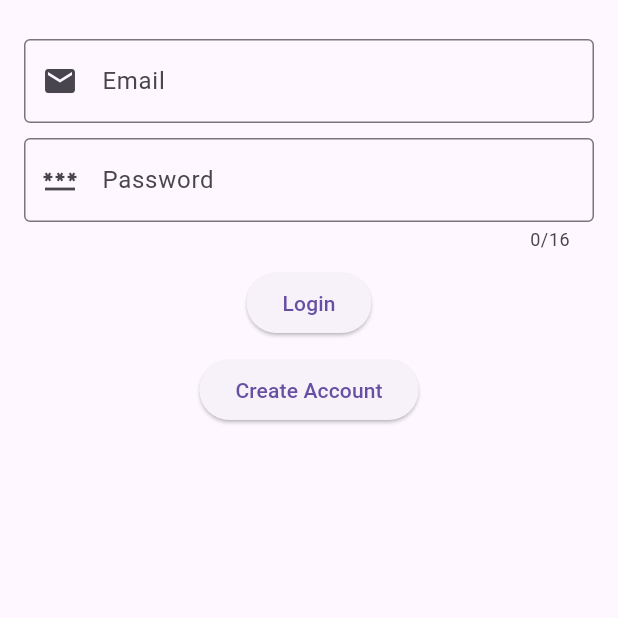
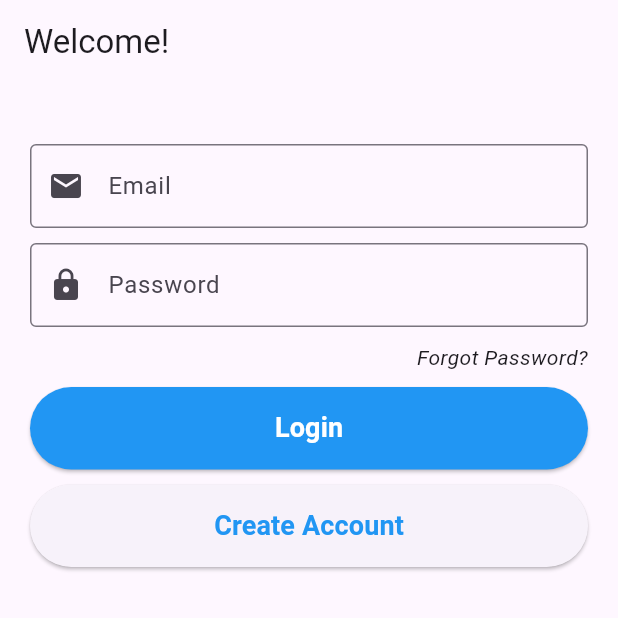
Before and after one commit to GaryXian/Flutter-Real-time-Messaging-and-Video-calls-Application, a Flutter app: the screen it shows after launch, on a phone screen of 412 x 824 dp, the top half of it. Run offline on Flutter 3.47's test engine with Material 3 defaults, Android fonts, the light colour scheme and no system bars; our stand-ins replace cloud_firestore, file_picker, firebase_auth, firebase_core, firebase_storage, image_picker; accounts and stored records are empty.

Commit message:
login ui update and forgot password link added

```diff
--- a/lib/authentication_screens/login_screen.dart
+++ b/lib/authentication_screens/login_screen.dart
@@ -1,4 +1,8 @@
 import 'package:flutter/material.dart';
+import 'package:firebase_auth/firebase_auth.dart';
+import 'package:realtime_message_calling/home/home.dart';
+import 'register_screen.dart';
+//import 'reset_password_screen.dart';
 
 class LoginScreen extends StatefulWidget {
   const LoginScreen({super.key});
@@ -8,57 +12,134 @@ class LoginScreen extends StatefulWidget {
 }
 
 class _LoginScreenState extends State<LoginScreen> {
+  final emailController = TextEditingController();
+  final passwordController = TextEditingController();
+
+  Future<void> login() async {
+    try {
+      await FirebaseAuth.instance.signInWithEmailAndPassword(
+        email: emailController.text.trim(),
+        password: passwordController.text.trim(),
+      );
+      Navigator.pushReplacement(
+        context,
+        MaterialPageRoute(builder: (_) => const HomePage()),
+      );
+    } catch (e) {
+      ScaffoldMessenger.of(context).showSnackBar(
+        SnackBar(content: Text("Login Failed: $e")),
+      );
+    }
+  }
+
+  Future<void> resetPassword() async {
+    if (emailController.text.trim().isEmpty) {
+      ScaffoldMessenger.of(context).showSnackBar(
+        const SnackBar(content: Text("Please enter your email to reset password")),
+      );
+      return;
+    }
+
+    try {
+      await FirebaseAuth.instance.sendPasswordResetEmail(
+        email: emailController.text.trim(),
+      );
+      ScaffoldMessenger.of(context).showSnackBar(
+        const SnackBar(content: Text("Password reset email sent")),
+      );
+    } catch (e) {
+      ScaffoldMessenger.of(context).showSnackBar(
+        SnackBar(content: Text("Error: $e")),
+      );
+    }
+  }
+
+  void goToRegister() {
+    Navigator.push(
+      context,
+      MaterialPageRoute(builder: (_) => const RegisterScreen()),
+    );
+  }
+
   @override
   Widget build(BuildContext context) {
     return Scaffold(
-      body: Container(
-        padding: EdgeInsets.all(16),
-        child: Form(
+      appBar: AppBar(title: const Text("Welcome!")),
+      body: SingleChildScrollView(
+        padding: const EdgeInsets.all(20),
         child: Column(
-            crossAxisAlignment: CrossAxisAlignment.center,
+          crossAxisAlignment: CrossAxisAlignment.end,
           children: [
-              //Image(image: image)
-              SizedBox(height: 10,),
+            const SizedBox(height: 20),
+            // Optional: add a logo or image here
+            // Image.asset('assets/logo.png', height: 100),
+
             TextFormField(
-                maxLines: 1,
+              controller: emailController,
               keyboardType: TextInputType.emailAddress,
-                decoration: InputDecoration(
+              decoration: const InputDecoration(
                 border: OutlineInputBorder(),
                 prefixIcon: Icon(Icons.email),
                 labelText: 'Email',
                 hintText: 'Enter your email',
               ),
             ),
-              SizedBox(height: 10,),
+            const SizedBox(height: 10),
             TextFormField(
+              controller: passwordController,
               maxLength: 16,
-                maxLines: 1,
-                keyboardType: TextInputType.visiblePassword,
-                decoration: InputDecoration(
+              obscureText: true,
+              decoration: const InputDecoration(
                 border: OutlineInputBorder(),
-                  prefixIcon: Icon(Icons.password),
+                prefixIcon: Icon(Icons.lock),
                 labelText: 'Password',
-                  hintText: 'Enter your password'
-
+                hintText: 'Enter your password',
+                counterText: '',
+              ),
+              onFieldSubmitted: (_) => login(),
+            ),
+            const SizedBox(height: 10),
+            const Text(
+              'Forgot Password?',
+              style: TextStyle(
+                fontStyle: FontStyle.italic,
               ),
             ),
-              SizedBox(height: 10,),
+            const SizedBox(height: 10),
             ElevatedButton(
-                onPressed: () {
-                  Navigator.pop(context);
-                  Navigator.pushNamed(context, '/home');
-                },
-                child: Text('Login'),
+              style: ElevatedButton.styleFrom(
+                minimumSize: Size.fromHeight(55),
+                backgroundColor: Colors.blue,
               ),
-              SizedBox(height: 10,),
+              onPressed: login,
+              child: const Text(
+                'Login',
+                style: TextStyle(
+                  color: Colors.white,
+                  fontSize: 18,
+                  fontWeight: FontWeight.bold
+                ),
+              ),
+            ),
+            const SizedBox(height: 10),
             ElevatedButton(
-                onPressed: () {},
-                child: Text('Create Account'),
+              style: ElevatedButton.styleFrom(
+                minimumSize: Size.fromHeight(55),
+              ),
+              onPressed: goToRegister,
+              child: const Text(
+                'Create Account',
+                style: TextStyle(
+                  color: Colors.blue,
+                  fontSize: 18,
+                  fontWeight: FontWeight.bold
+                ),
+              ),
             ),
           ],
-          ),
         ),
       ),
     );
   }
 }
+//git pull origin main
```
Also changed, not shown: lib/screens/login_screen.dart (deleted, +0 -122 lines), lib/authentication_screens/register_screen.dart (renamed from lib/screens/register_screen.dart), lib/authentication_screens/reset_password_screen.dart (renamed from lib/screens/reset_password_screen.dart). Lines whose indentation alone changed are shown as unchanged.
